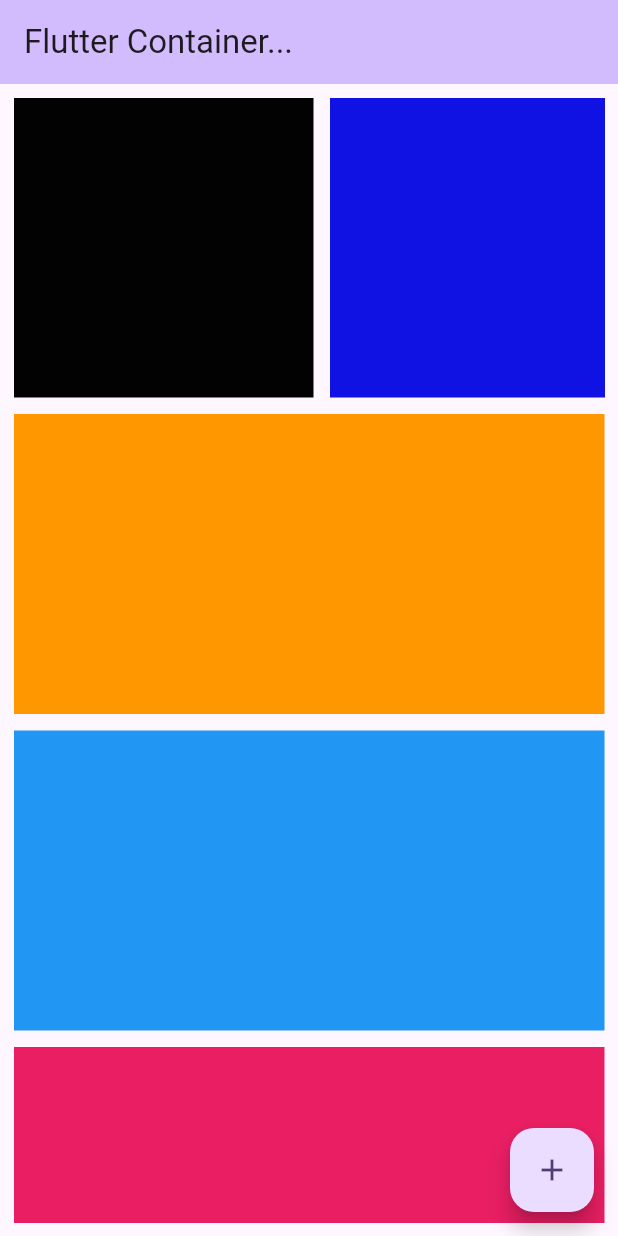
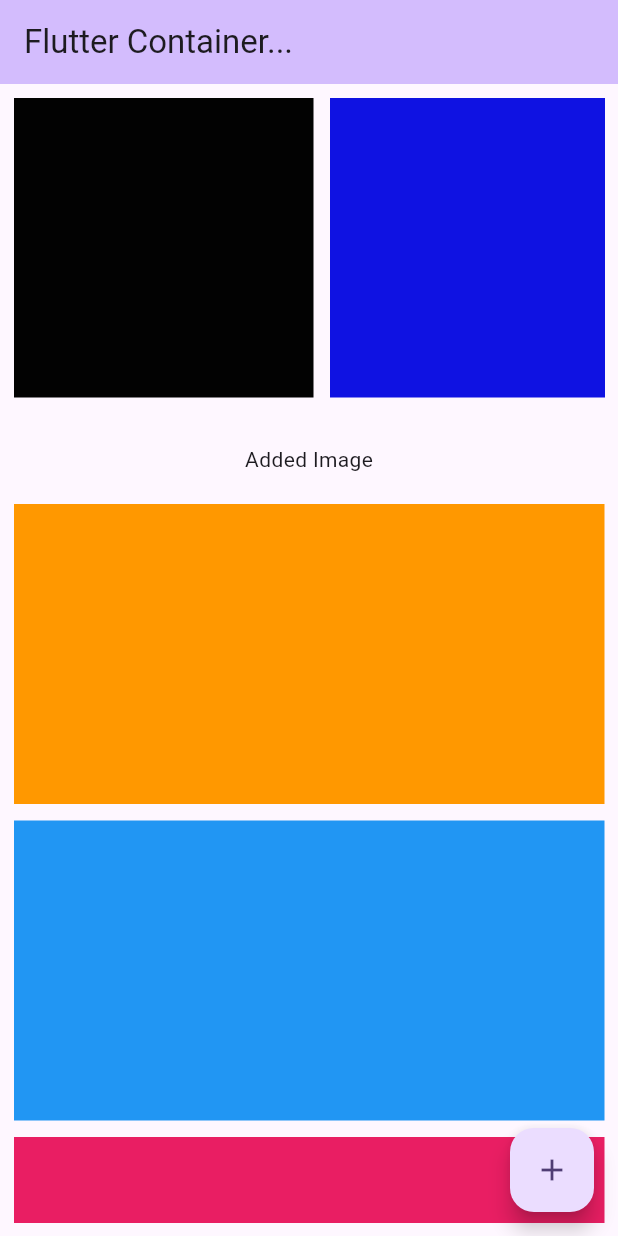
Before and after one commit to pradeep-kumar-08/flutter-basic, a Flutter app: the screen it shows after launch, on a phone screen of 412 x 824 dp. Run offline on Flutter 3.47's test engine with Material 3 defaults, Android fonts, the phone set to English and light mode, and no system bars.

Commit message:
Added image text

```diff
--- a/lib/main.dart
+++ b/lib/main.dart
@@ -102,6 +102,9 @@ class _MyHomePageState extends State<MyHomePage> {
                   ),
                 ),
               ),
+              const SizedBox(height: 20),
+              const Text("Added Image"),
+              const SizedBox(height: 20),
               Container(
                 height: 200,
                 color: Colors.orange,
```
